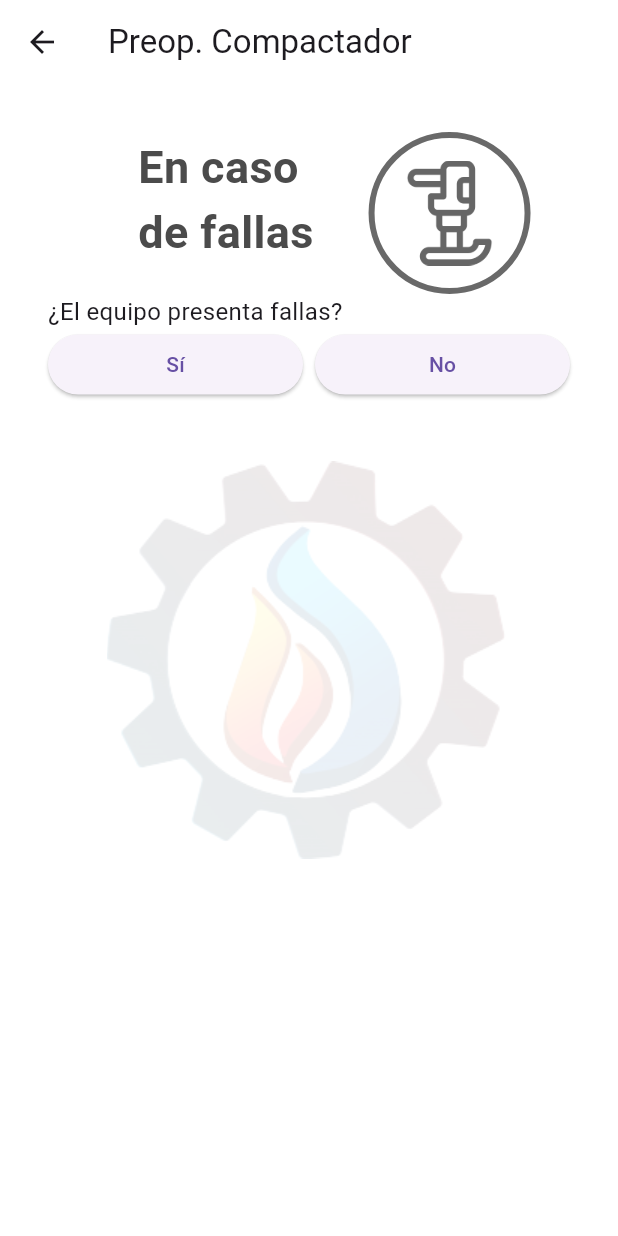
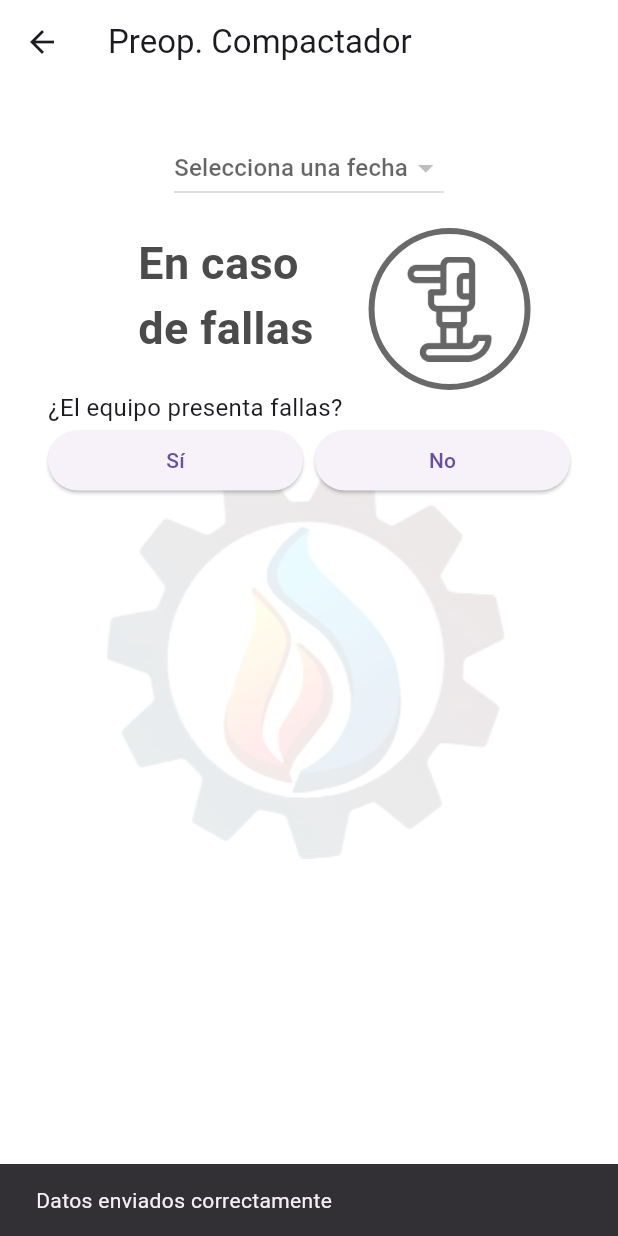
Before and after one commit to tgbrahian21/distri, a Flutter app: the FailCMPA screen opened directly, after a tap on "No", on a phone screen of 412 x 824 dp. Run offline on Flutter 3.47's test engine with Material 3 defaults, Android fonts, the phone set to English and light mode, and no system bars; our stand-ins replace cloud_firestore, firebase_auth, firebase_core, firebase_messaging, firebase_storage, google_fonts and 3 more; accounts and stored records are empty.

Commit message:
subiendo informacion al firebase solo falta compresor v2

```diff
--- a/lib/pages/CMPA/Fails_CMPA.dart
+++ b/lib/pages/CMPA/Fails_CMPA.dart
@@ -1,4 +1,6 @@
 import 'package:flutter/material.dart';
+import 'package:provider/provider.dart';
+import 'package:vista_practica/provider/compactador_provider.dart';
 
 class FailCMPA extends StatefulWidget {
   const FailCMPA({super.key});
@@ -8,63 +10,53 @@ class FailCMPA extends StatefulWidget {
 }
 
 class _FailCMPAState extends State<FailCMPA> {
+  String? _selectedCompactadorId;
+
+  @override
+  void initState() {
+    super.initState();
+    final compactadorProvider = Provider.of<CompactadorProvider>(context, listen: false);
+    compactadorProvider.handleFirestoreOperation(action: "fetch"); // Carga los datos al iniciar el widget
+  }
   bool _showDetails = false; // Controla si se deben mostrar los detalles
   String? _almacenadoPorOperador; // Usamos String? para permitir null
   String? _remitidoAMantenimiento;
-
-  bool _almacenadoError = false; // Para mostrar error en la primera opción
-  bool _mantenimientoError = false; // Para mostrar error en la segunda opción
+  final _fallasController = TextEditingController();
 
   final _formKey = GlobalKey<FormState>();
 
-  void _validateAndSubmit() {
-    setState(() {
-      _almacenadoError = _almacenadoPorOperador == null;
-      _mantenimientoError = _remitidoAMantenimiento == null;
-    });
+  void _saveData() {
+    // Aquí puedes agregar la lógica para guardar los datos
+  if (!_showDetails) {
+    final data = Compactador(
+    almacenadoporoperador: "No aplica",
+    remitidoamantenimiento: "No aplica",
+    fallas: "No aplica",
 
-    // Validar el formulario y los botones de radio
-    if (_formKey.currentState!.validate() && !_almacenadoError && !_mantenimientoError) {
-      // Mostrar éxito si todo está validado
-      print('Datos guardados');
-      showDialog(
-        context: context,
-        builder: (context) {
-          return AlertDialog(
-            title: const Text('Éxito'),
-            content: const Text('Datos guardados con éxito'),
-            actions: [
-              ElevatedButton(
-                onPressed: () {
-                  Navigator.pop(context); // cerrar ventana emergente
-                  Navigator.pop(context); // regresar al inicio
-                },
-                child: const Text('Aceptar'),
-              ),
-            ],
-          );
-        },
-      );
-    } else {
-      // Mostrar error si faltan campos
-      showDialog(
-        context: context,
-        builder: (context) {
-          return AlertDialog(
-            title: const Text('Falta información'),
-            content: const Text('Por favor, llene todos los campos.'),
-            actions: [
-              ElevatedButton(
-                onPressed: () {
-                  Navigator.pop(context); // cerrar ventana emergente
-                },
-                child: const Text('Aceptar'),
-              ),
-            ],
-          );
-        },
-      );
-    }
+  );
+
+    Provider.of<CompactadorProvider>(context, listen: false)
+        .handleFirestoreOperation(
+            action: "update", data: data, id: _selectedCompactadorId);
+   ScaffoldMessenger.of(context).showSnackBar(
+      const SnackBar(content: Text('Datos enviados correctamente')),
+    );
+
+  } else {
+    final data = Compactador(
+    almacenadoporoperador: _almacenadoPorOperador ?? '',
+    remitidoamantenimiento: _remitidoAMantenimiento ?? '',
+    fallas: _fallasController.text,
+
+  );
+
+    Provider.of<CompactadorProvider>(context, listen: false)
+        .handleFirestoreOperation(
+            action: "update", data: data, id: _selectedCompactadorId);
+
+
+
+  }
   }
 
   @override
@@ -101,6 +93,29 @@ class _FailCMPAState extends State<FailCMPA> {
                 child: Column(
                   crossAxisAlignment: CrossAxisAlignment.stretch,
                   children: [
+                    // Dropdown para seleccionar la planta eléctrica
+                  Consumer<CompactadorProvider>(
+                    builder: (context, provider, child) {
+                      return Center(
+                        child: DropdownButton<String>(
+                          value: _selectedCompactadorId,
+                          hint: Text('Selecciona una fecha'),
+                          items: provider.compactadorList.map((planta) {
+                            return DropdownMenuItem<String>(
+                              value: planta.id,
+                              child: Text(planta.fecha.toString()),
+                            );
+                          }).toList(),
+                          onChanged: (newValue) {
+                            setState(() {
+                              _selectedCompactadorId = newValue;
+                            });
+                          },
+                        ),
+                      );
+                    },
+                  ),
+                  const SizedBox(height: 16),
                     Row(
                       mainAxisAlignment: MainAxisAlignment.spaceBetween,
                       children: [
@@ -165,6 +180,7 @@ class _FailCMPAState extends State<FailCMPA> {
                               setState(() {
                                 _showDetails = false;
                               });
+                              _saveData();
                             },
                             child: const Text('No'),
                           ),
@@ -193,6 +209,9 @@ class _FailCMPAState extends State<FailCMPA> {
                             return 'Por favor, ingrese los datos.';
                           }
                           return null;
+                        },
+                         onChanged: (value) {
+                          _fallasController.text = value;
                         },
                       ),
                       const SizedBox(height: 16),
@@ -234,11 +253,7 @@ class _FailCMPAState extends State<FailCMPA> {
                           ),
                         ],
                       ),
-                      if (_almacenadoError)
-                        const Text(
-                          'Por favor, seleccione una opción',
-                          style: TextStyle(color: Colors.red),
-                        ),
+
 
                       Row(
                         mainAxisAlignment: MainAxisAlignment.spaceAround,
@@ -276,19 +291,54 @@ class _FailCMPAState extends State<FailCMPA> {
                           ),
                         ],
                       ),
-                      if (_mantenimientoError)
-                        const Text(
-                          'Por favor, seleccione una opción',
-                          style: TextStyle(color: Colors.red),
-                        ),
+
 
                       const SizedBox(height: 16),
                       Center(
                         child: ElevatedButton(
-                          onPressed: _validateAndSubmit,
+                          onPressed: () {
+                            if (_formKey.currentState!.validate()) {
+                              _saveData();
+                              showDialog(
+                                context: context,
+                                builder: (context) {
+                                  return AlertDialog(
+                                    title: const Text('Éxito'),
+                                    content: const Text('Datos guardados con éxito'),
+                                    actions: [
+                                      ElevatedButton(
+                                        onPressed: () {
+                                          Navigator.pop(context); // cerrar ventana emergente
+                                          Navigator.pop(context); // regresar al inicio
+                                        },
+                                        child: const Text('Aceptar'),
+                                      ),
+                                    ],
+                                  );
+                                },
+                              );
+                            } else {
+                              showDialog(
+                                context: context,
+                                builder: (context) {
+                                  return AlertDialog(
+                                    title: const Text('Falta información'),
+                                    content: const Text('Por favor, llene todos los campos'),
+                                    actions: [
+                                      ElevatedButton(
+                                        onPressed: () {
+                                          Navigator.pop(context); // cerrar ventana emergente
+                                        },
+                                        child: const Text('Aceptar'),
+                                      ),
+                                    ],
+                                  );
+                                },
+                              );
+                            }
+                          },
                           style: ElevatedButton.styleFrom(
-                            padding: const EdgeInsets.symmetric(
-                                vertical: 15.0, horizontal: 80.0),
+                            padding: const EdgeInsets.symmetric(vertical: 15.0, horizontal: 80.0),
                             textStyle: const TextStyle(
                               fontSize: 18.0,
                               fontWeight: FontWeight.bold,
--- a/lib/pages/CMPE/Datos_CMPE.dart
+++ b/lib/pages/CMPE/Datos_CMPE.dart
@@ -7,10 +7,10 @@ class DatosCMPE extends StatefulWidget {
   const DatosCMPE({super.key});
 
   @override
-  State<DatosCMPE> createState() => _DatosPLantaelecState();
+  State<DatosCMPE> createState() => _DatosCompresorState();
 }
 
-class _DatosPLantaelecState extends State<DatosCMPE> {
+class _DatosCompresorState extends State<DatosCMPE> {
 
   final _formKey = GlobalKey<FormState>();
   final _fechaController = TextEditingController();
--- a/lib/pages/CMPE/Estados_CMPE.dart
+++ b/lib/pages/CMPE/Estados_CMPE.dart
@@ -15,8 +15,8 @@ class _EstadosCMPEState extends State<EstadosCMPE> {
   @override
   void initState() {
     super.initState();
-    final taladroProvider = Provider.of<CompresorProvider>(context, listen: false);
-    taladroProvider.handleFirestoreOperation(action: "fetch"); // Carga los datos al iniciar el widget
+    final compresorProvider = Provider.of<CompresorProvider>(context, listen: false);
+    compresorProvider.handleFirestoreOperation(action: "fetch"); // Carga los datos al iniciar el widget
   }
   final _formKey = GlobalKey<FormState>();
 
--- a/lib/pages/CMPE/Fails_CMPE.dart
+++ b/lib/pages/CMPE/Fails_CMPE.dart
@@ -15,8 +15,8 @@ class _FailCMPEState extends State<FailCMPE> {
   @override
   void initState() {
     super.initState();
-    final taladroProvider = Provider.of<CompresorProvider>(context, listen: false);
-    taladroProvider.handleFirestoreOperation(action: "fetch"); // Carga los datos al iniciar el widget
+    final compresorProvider = Provider.of<CompresorProvider>(context, listen: false);
+    compresorProvider.handleFirestoreOperation(action: "fetch"); // Carga los datos al iniciar el widget
   }
   bool _showDetails = false; // Controla si se deben mostrar los detalles
   String? _almacenadoPorOperador; // Usamos String? para permitir null
--- a/lib/pages/CMPE/Liquidos_CMPE.dart
+++ b/lib/pages/CMPE/Liquidos_CMPE.dart
@@ -15,8 +15,8 @@ class _LiquidosCMPEState extends State<LiquidosCMPE> {
   @override
   void initState() {
     super.initState();
-    final taladroProvider = Provider.of<CompresorProvider>(context, listen: false);
-    taladroProvider.handleFirestoreOperation(action: "fetch"); // Carga los datos al iniciar el widget
+    final compresorProvider = Provider.of<CompresorProvider>(context, listen: false);
+    compresorProvider.handleFirestoreOperation(action: "fetch"); // Carga los datos al iniciar el widget
   }
   final _formKey = GlobalKey<FormState>();
   final _combustible = TextEditingController();
--- a/lib/provider/compactador_provider.dart
+++ b/lib/provider/compactador_provider.dart
@@ -8,11 +8,6 @@ class Compactador {
   final String fecha;
   final String codificacion;
   final String localizacion;
-  final String interpresioncmpe;
-  final String manometrocmpe;
-  final String horometrocmpe;
-  final String valvulacmpe;
-  final String soportescmpe;
   final String combustible;
   final String aceite;
   final String almacenadoporoperador;
@@ -26,11 +21,6 @@ class Compactador {
     this.fecha = '',
     this.codificacion = '',
     this.localizacion = '',
-    this.interpresioncmpe = '',
-    this.manometrocmpe = '',
-    this.horometrocmpe = '',
-    this.valvulacmpe = '',
-    this.soportescmpe = '',
     this.combustible = '',
     this.aceite = '',
     this.almacenadoporoperador = '',
@@ -45,11 +35,6 @@ class Compactador {
         'fecha': fecha,
         'codificacion': codificacion,
         'localizacion': localizacion,
-        'interpresioncmpe': interpresioncmpe,
-        'manometrocmpe': manometrocmpe,
-        'horometrocmpe': horometrocmpe,
-        'valvulacmpe': valvulacmpe,
-        'soportescmpe': soportescmpe,
         'combustible': combustible,
         'aceite': aceite,
         'almacenadoporoperador': almacenadoporoperador,
@@ -65,11 +50,6 @@ class Compactador {
         fecha: data['fecha'] ?? '',
         codificacion: data['codificacion'] ?? '',
         localizacion: data['localizacion'] ?? '',
-        interpresioncmpe: data['interpresioncmpe'] ?? '',
-        manometrocmpe: data['manometrocmpe'] ?? '',
-        horometrocmpe: data['horometrocmpe'] ?? '',
-        valvulacmpe: data['valvulacmpe'] ?? '',
-        soportescmpe: data['soportescmpe'] ?? '',
         combustible: data['combustible'] ?? '',
         aceite: data['aceite'] ?? '',
         almacenadoporoperador: data['almacenadoporoperador'] ?? '',
```
Also changed, not shown: lib/pages/CMPA/Datos_CMPA.dart (+12 -18 lines), lib/pages/CMPA/Liquidos_CMPA.dart (+55 -1 lines).
